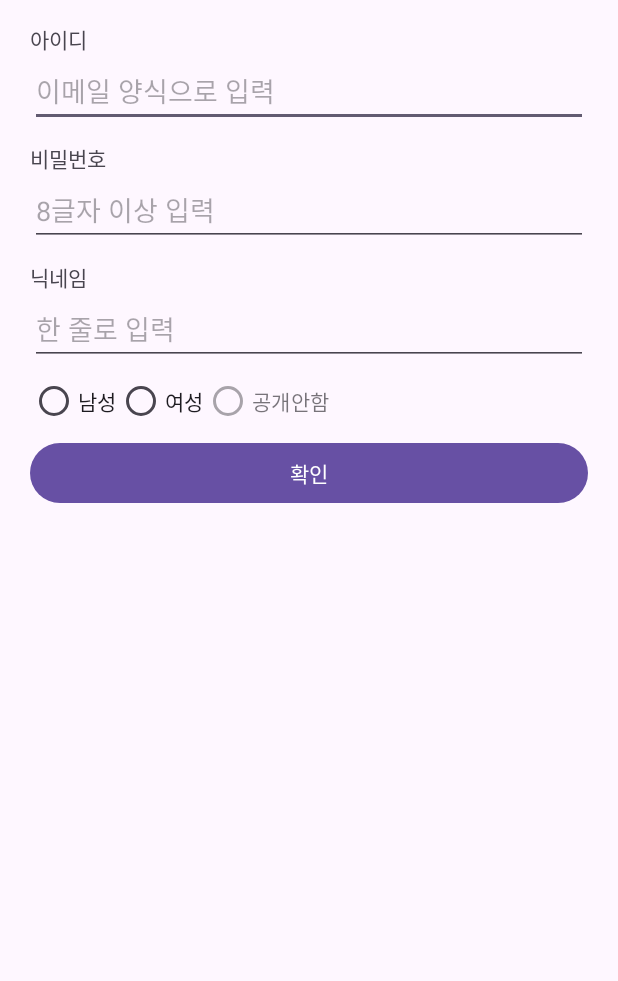
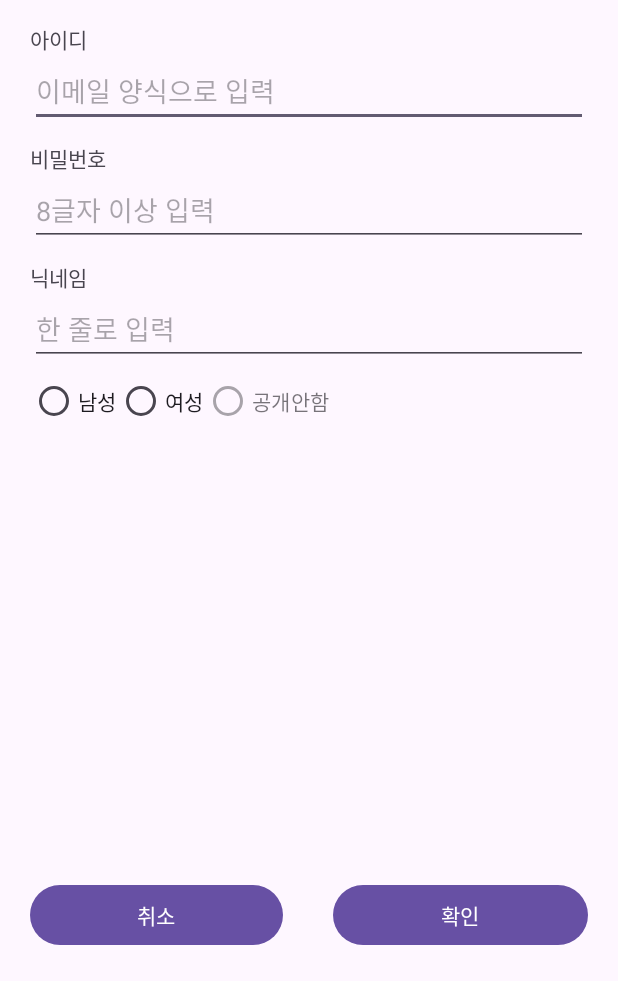
Before and after one commit to foodinsect/SignUpUIPractice_Minjin, an Android app: the screen it shows after launch (MainActivity), on a phone screen of 412 x 824 dp, the part 255-1236 px from its top. Run offline under Robolectric (Android 15) with nearby library versions, the phone set to English and light mode, and no system bars.

Commit message:
Layout_weight 체험 - 비율로 깔끔하게 나누기

```diff
--- a/app/src/main/res/layout/activity_main.xml
+++ b/app/src/main/res/layout/activity_main.xml
@@ -95,10 +95,35 @@
         android:layout_height="wrap_content"
         android:text="이용약관 동의"/>
 
-    <Button
+    <TextView
+        android:layout_width="wrap_content"
+        android:layout_height="0dp"
+        android:layout_weight="1"/>
+
+    <LinearLayout
         android:layout_width="match_parent"
         android:layout_height="wrap_content"
-        android:text="확인"/>
+        android:orientation="horizontal">
+
+        <Button
+            android:layout_width="0dp"
+            android:layout_height="wrap_content"
+            android:layout_weight="1"
+            android:text="취소"/>
+
+        <TextView
+            android:layout_width="wrap_content"
+            android:layout_height="0dp"
+            android:layout_weight="0.2"/>
+
+        <Button
+            android:layout_width="0dp"
+            android:layout_height="wrap_content"
+            android:layout_weight="1"
+            android:text="확인"/>
+
+    </LinearLayout>
+
 
 
 
```
